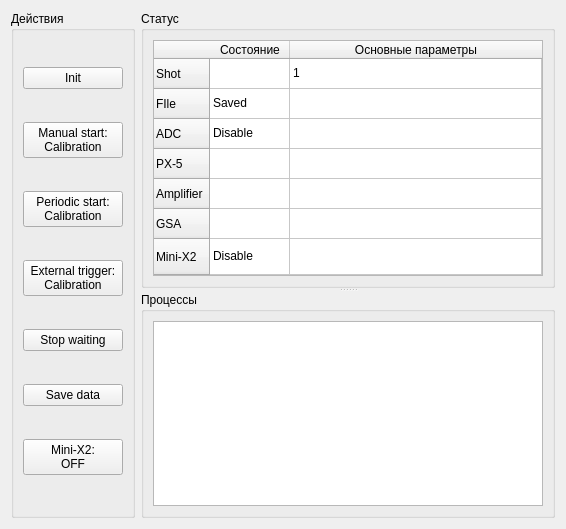
The window that ui/CentralWidgetUIDesign.ui (AVSidorov/FT2SXR) describes before a commit, drawn with Qt 5.
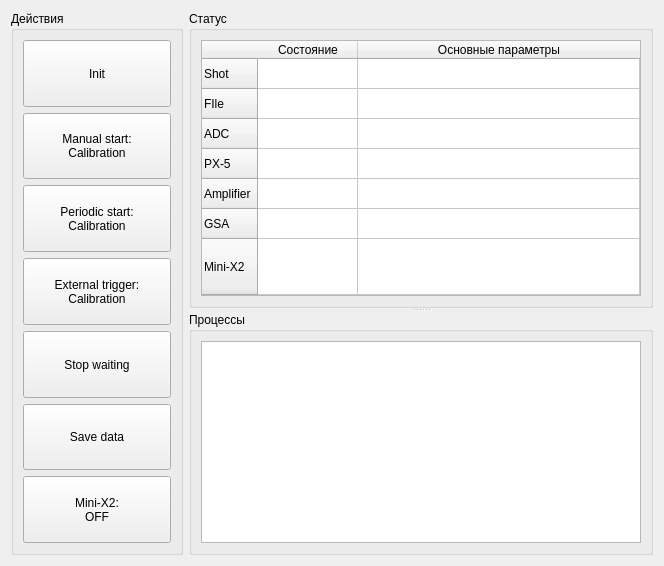
The same window after the commit.

```diff
--- a/ui/CentralWidgetUIDesign.ui
+++ b/ui/CentralWidgetUIDesign.ui
@@ -9,8 +9,8 @@
    <rect>
     <x>0</x>
     <y>0</y>
-    <width>566</width>
-    <height>529</height>
+    <width>664</width>
+    <height>566</height>
    </rect>
   </property>
   <property name="sizePolicy">
@@ -46,6 +46,24 @@
      <layout class="QGridLayout" name="gridLayout">
       <item row="0" column="0">
        <widget class="QPushButton" name="Init_pushButton">
+        <property name="enabled">
+         <bool>true</bool>
+        </property>
+        <property name="sizePolicy">
+         <sizepolicy hsizetype="Minimum" vsizetype="Preferred">
+          <horstretch>0</horstretch>
+          <verstretch>0</verstretch>
+         </sizepolicy>
+        </property>
+        <property name="minimumSize">
+         <size>
+          <width>0</width>
+          <height>0</height>
+         </size>
+        </property>
+        <property name="mouseTracking">
+         <bool>false</bool>
+        </property>
         <property name="text">
          <string>Init</string>
         </property>
@@ -53,6 +71,12 @@
       </item>
       <item row="1" column="0">
        <widget class="QPushButton" name="manual_pushButton">
+        <property name="sizePolicy">
+         <sizepolicy hsizetype="Minimum" vsizetype="Preferred">
+          <horstretch>0</horstretch>
+          <verstretch>0</verstretch>
+         </sizepolicy>
+        </property>
         <property name="text">
          <string>Manual start:
 Calibration</string>
@@ -61,6 +85,12 @@
       </item>
       <item row="2" column="0">
        <widget class="QPushButton" name="periodic_pushButton">
+        <property name="sizePolicy">
+         <sizepolicy hsizetype="Minimum" vsizetype="Preferred">
+          <horstretch>0</horstretch>
+          <verstretch>0</verstretch>
+         </sizepolicy>
+        </property>
         <property name="text">
          <string>Periodic start:
 Calibration</string>
@@ -69,6 +99,12 @@
       </item>
       <item row="3" column="0">
        <widget class="QPushButton" name="external_pushButton">
+        <property name="sizePolicy">
+         <sizepolicy hsizetype="Minimum" vsizetype="Preferred">
+          <horstretch>0</horstretch>
+          <verstretch>0</verstretch>
+         </sizepolicy>
+        </property>
         <property name="text">
          <string>External trigger:
 Calibration</string>
@@ -77,6 +113,12 @@
       </item>
       <item row="4" column="0">
        <widget class="QPushButton" name="stop_pushButton">
+        <property name="sizePolicy">
+         <sizepolicy hsizetype="Minimum" vsizetype="Preferred">
+          <horstretch>0</horstretch>
+          <verstretch>0</verstretch>
+         </sizepolicy>
+        </property>
         <property name="text">
          <string>Stop waiting</string>
         </property>
@@ -84,6 +126,12 @@
       </item>
       <item row="5" column="0">
        <widget class="QPushButton" name="save_pushButton">
+        <property name="sizePolicy">
+         <sizepolicy hsizetype="Minimum" vsizetype="Preferred">
+          <horstretch>0</horstretch>
+          <verstretch>0</verstretch>
+         </sizepolicy>
+        </property>
         <property name="text">
          <string>Save data</string>
         </property>
@@ -91,6 +139,12 @@
       </item>
       <item row="6" column="0">
        <widget class="QPushButton" name="enableMiniX2_pushButton">
+        <property name="sizePolicy">
+         <sizepolicy hsizetype="Minimum" vsizetype="Preferred">
+          <horstretch>0</horstretch>
+          <verstretch>0</verstretch>
+         </sizepolicy>
+        </property>
         <property name="text">
          <string>Mini-X2:
 OFF</string>
@@ -155,7 +209,7 @@
           <enum>Qt::ScrollBarAsNeeded</enum>
          </property>
          <property name="sizeAdjustPolicy">
-          <enum>QAbstractScrollArea::AdjustToContentsOnFirstShow</enum>
+          <enum>QAbstractScrollArea::AdjustToContents</enum>
          </property>
          <property name="editTriggers">
           <set>QAbstractItemView::NoEditTriggers</set>
@@ -199,12 +253,12 @@
          <attribute name="horizontalHeaderCascadingSectionResizes">
           <bool>false</bool>
          </attribute>
-         <attribute name="horizontalHeaderMinimumSectionSize">
-          <number>39</number>
-         </attribute>
          <attribute name="horizontalHeaderDefaultSectionSize">
           <number>80</number>
          </attribute>
+         <attribute name="horizontalHeaderMinimumSectionSize">
+          <number>100</number>
+         </attribute>
          <attribute name="horizontalHeaderShowSortIndicator" stdset="0">
           <bool>false</bool>
          </attribute>
@@ -275,17 +329,17 @@
          </item>
          <item row="0" column="1">
           <property name="text">
-           <string>1</string>
+           <string/>
           </property>
          </item>
          <item row="1" column="0">
           <property name="text">
-           <string>Saved</string>
+           <string/>
           </property>
          </item>
          <item row="2" column="0">
           <property name="text">
-           <string>Disable</string>
+           <string/>
           </property>
          </item>
          <item row="3" column="0">
@@ -295,7 +349,7 @@
          </item>
          <item row="6" column="0">
           <property name="text">
-           <string>Disable</string>
+           <string/>
           </property>
          </item>
         </widget>
```
